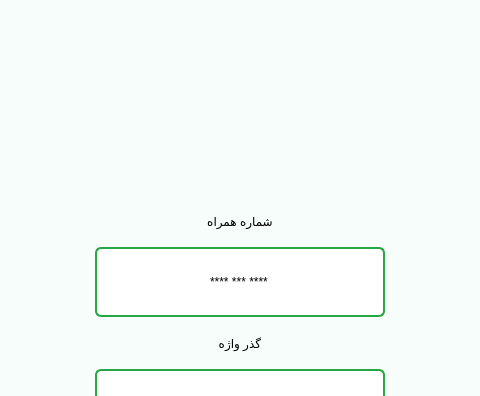
Above: main.ui from Farazist/raspberrypi-app before the change; both pictures show x 260 to 740 and y 0 to 396 of the 1000 by 600 pixel window. Below: the same form after it.
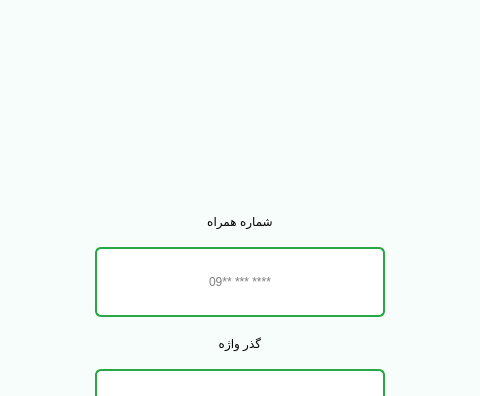
That is the form after the change. Icons and pictures are not drawn.

Commit message: stack sign in user with mobile number

The edit to the form file:
```diff
--- a/main.ui
+++ b/main.ui
@@ -429,7 +429,7 @@
              <string notr="true">font: 20pt &quot;IRANSans&quot;;</string>
             </property>
             <property name="text">
-             <string>   </string>
+             <string/>
             </property>
            </widget>
           </item>
@@ -486,10 +486,10 @@
              <set>Qt::ImhDigitsOnly</set>
             </property>
             <property name="inputMask">
-             <string>**** *** ****</string>
+             <string/>
             </property>
             <property name="text">
-             <string>**** *** ****</string>
+             <string/>
             </property>
             <property name="maxLength">
              <number>13</number>
```
Left out of the diff: 14 changed lines with no effect on the pictures. The commit also changes 1 other file.
